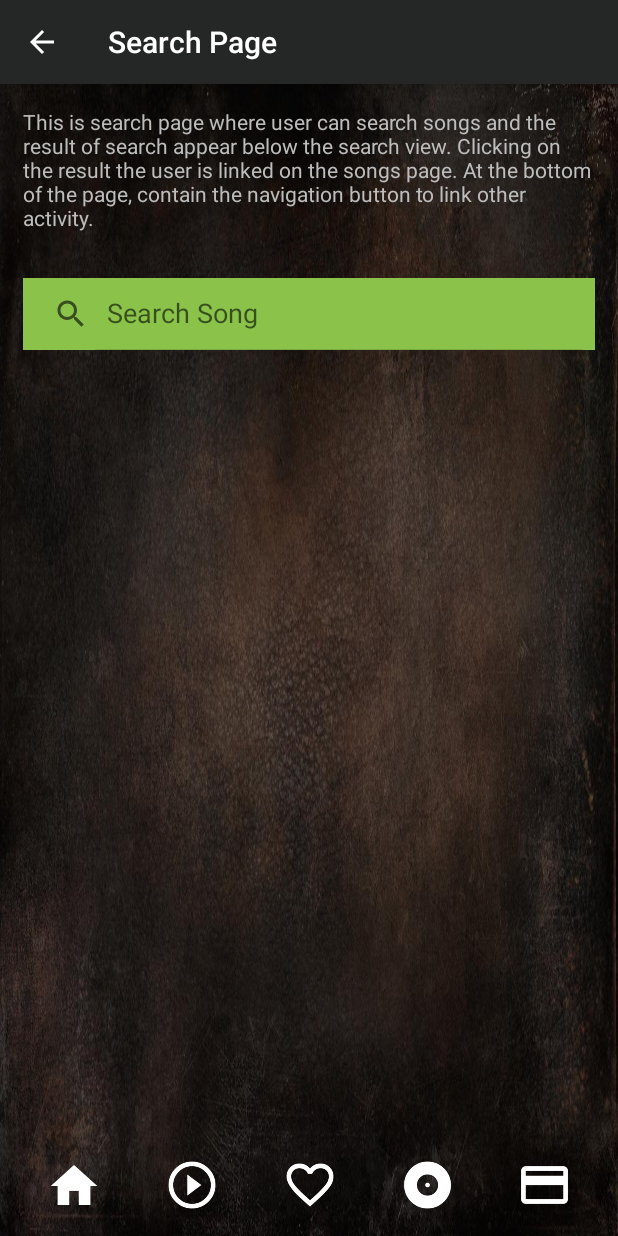
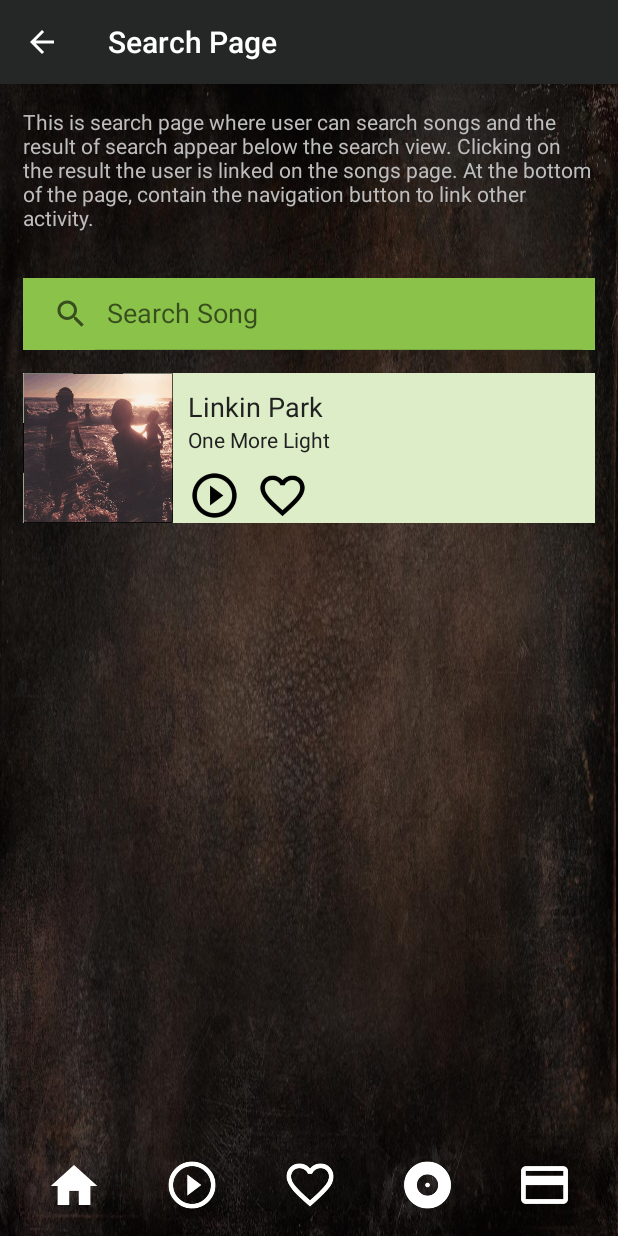
Before and after one commit to fdepedis/MyMusicApp, an Android app: the SearchActivity screen opened directly, with no data from a screen before it, on a phone screen of 412 x 824 dp. Run offline under Robolectric (Android 15) with nearby library versions, the phone set to English and light mode, and no system bars.

Commit message:
complete search activity

```diff
--- a/app/src/main/res/layout-land/activity_main.xml
+++ b/app/src/main/res/layout-land/activity_main.xml
@@ -17,21 +17,11 @@
         android:textAppearance="?android:textAppearanceSmall"
         android:textColor="@color/divider" />
 
-    <SearchView
-        android:id="@+id/search_view"
-        android:layout_width="match_parent"
-        android:layout_height="wrap_content"
-        android:layout_below="@id/main_desc"
-        android:layout_margin="15dp"
-        android:background="@color/primary"
-        android:iconifiedByDefault="false"
-        android:queryHint="@string/search_song" />
-
     <ScrollView
         android:id="@+id/scroll"
         android:layout_width="match_parent"
         android:layout_height="wrap_content"
-        android:layout_below="@id/search_view"
+        android:layout_below="@id/main_desc"
         android:layout_above="@+id/bar">
 
         <GridLayout
--- a/app/src/main/res/layout/activity_search.xml
+++ b/app/src/main/res/layout/activity_search.xml
@@ -9,7 +9,7 @@
     tools:context="it.flaviodepedis.mymusicapp.MainActivity">
 
     <TextView
-        android:id="@+id/main_desc"
+        android:id="@+id/search_desc"
         android:layout_width="wrap_content"
         android:layout_height="wrap_content"
         android:layout_margin="15dp"
@@ -21,11 +21,85 @@
         android:id="@+id/search_view"
         android:layout_width="match_parent"
         android:layout_height="wrap_content"
-        android:layout_below="@id/main_desc"
+        android:layout_below="@id/search_desc"
         android:layout_margin="15dp"
         android:background="@color/primary"
         android:iconifiedByDefault="false"
         android:queryHint="@string/search_song" />
+
+    <ScrollView
+        android:id="@+id/scroll"
+        android:layout_width="match_parent"
+        android:layout_height="wrap_content"
+        android:layout_above="@id/bar"
+        android:layout_below="@id/search_view">
+
+        <LinearLayout
+            android:layout_width="match_parent"
+            android:layout_height="wrap_content"
+            android:orientation="vertical"
+            android:layout_marginStart="15dp"
+            android:layout_marginEnd="15dp">
+
+            <RelativeLayout
+                android:layout_width="match_parent"
+                android:layout_height="wrap_content"
+                android:layout_marginBottom="@dimen/activity_vertical_margin"
+                android:background="@color/primary_light">
+
+                <ImageView
+                    android:id="@+id/img_search_album"
+                    android:layout_width="100dp"
+                    android:layout_height="100dp"
+                    android:src="@drawable/ic_linkin_park" />
+
+                <TextView
+                    android:id="@+id/search_artist"
+                    android:layout_width="wrap_content"
+                    android:layout_height="wrap_content"
+                    android:text="@string/search_artist_1"
+                    android:textAppearance="?android:textAppearanceMedium"
+                    android:textColor="@color/primary_text"
+                    android:layout_toEndOf="@id/img_search_album"
+                    android:layout_marginStart="10dp"
+                    android:layout_marginTop="10dp"/>
+
+                <TextView
+                    android:id="@+id/search_song"
+                    android:layout_width="wrap_content"
+                    android:layout_height="wrap_content"
+                    android:text="@string/search_song_1"
+                    android:textAppearance="?android:textAppearanceSmall"
+                    android:textColor="@color/primary_text"
+                    android:layout_toEndOf="@id/img_search_album"
+                    android:layout_below="@id/search_artist"
+                    android:layout_marginStart="10dp" />
+
+                <ImageView
+                    android:id="@+id/img_play_black"
+                    android:layout_width="35dp"
+                    android:layout_height="35dp"
+                    android:layout_marginStart="10dp"
+                    android:layout_marginTop="10dp"
+                    android:src="@drawable/ic_play_circle_black_48dp"
+                    android:layout_toEndOf="@id/img_search_album"
+                    android:layout_below="@id/search_song" />
+
+                <ImageView
+                    android:id="@+id/img_favorite_back"
+                    android:layout_width="35dp"
+                    android:layout_height="35dp"
+                    android:layout_marginStart="10dp"
+                    android:layout_marginTop="10dp"
+                    android:src="@drawable/ic_favorite_black_48dp"
+                    android:layout_toEndOf="@id/img_play_black"
+                    android:layout_below="@id/search_song" />
+
+            </RelativeLayout>
+
+        </LinearLayout>
+
+    </ScrollView>
 
     <LinearLayout
         android:id="@+id/bar"
--- a/app/src/main/res/values/strings.xml
+++ b/app/src/main/res/values/strings.xml
@@ -13,4 +13,11 @@
 
     <!-- String for search field -->
     <string name="search_song">Search Song</string>
+
+    <!-- String for search artist 1 -->
+    <string name="search_artist_1">Linkin Park</string>
+
+    <!-- String for search song 1 -->
+    <string name="search_song_1">One More Light</string>
+
 </resources>
```
Also changed, not shown: app/src/main/res/drawable/ic_favorite_black_48dp.png (added), app/src/main/res/drawable/ic_linkin_park.png (added), app/src/main/res/drawable/ic_play_circle_black_48dp.png (added), app/src/main/res/drawable/ic_top_hits_italy.gif (added).
